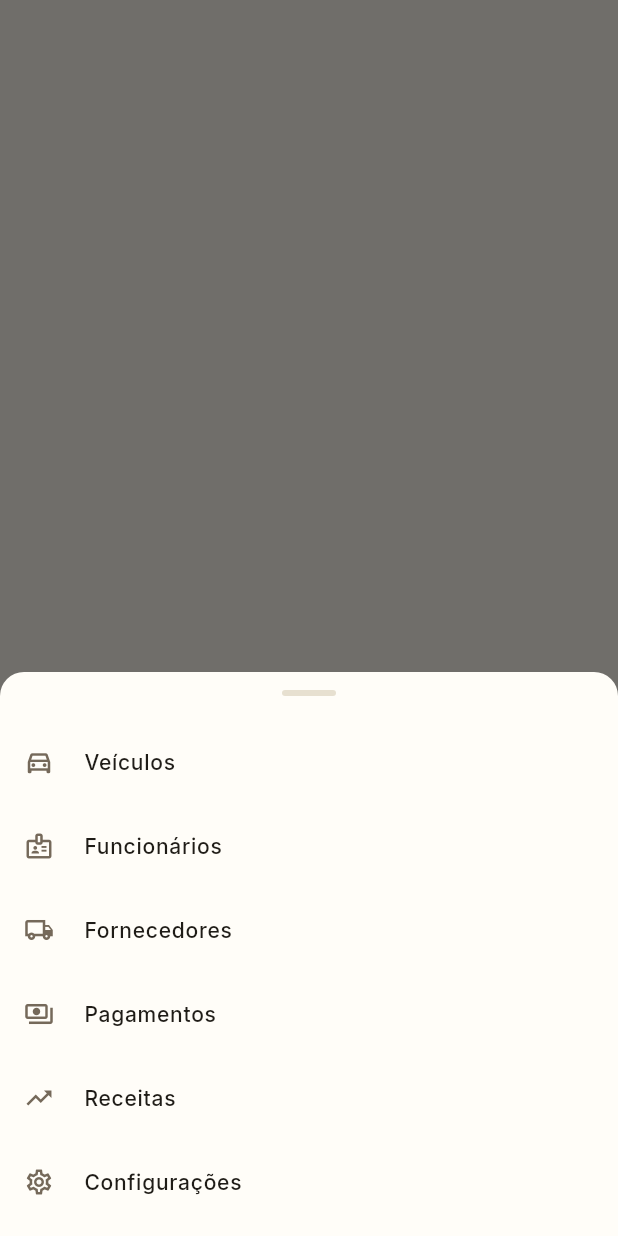
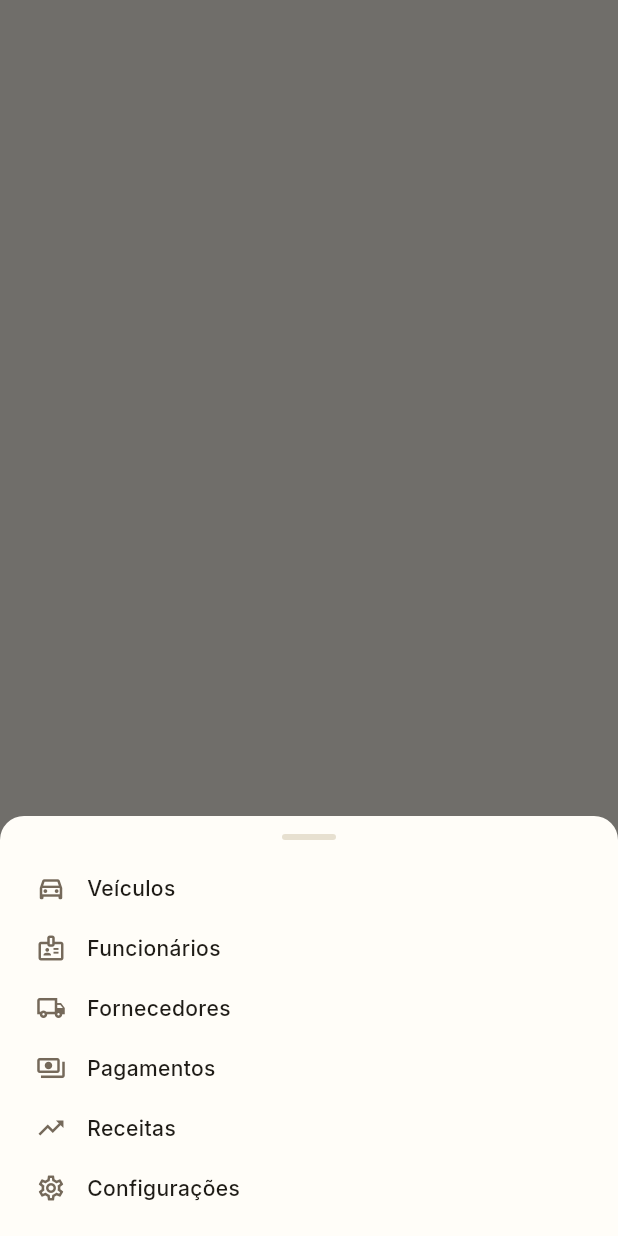
Before and after one commit to Queirozsnr/gama-app, a Flutter app: the GamaScaffold screen opened directly with empty values, item 5 of the bottom bar chosen, on a phone screen of 412 x 824 dp. Run offline on Flutter 3.47's test engine with Material 3 defaults, Android fonts, the phone set to English and light mode, and no system bars; our stand-ins replace dio, flutter_riverpod, flutter_secure_storage, freezed_annotation, go_router, google_fonts; accounts and stored records are empty.

Commit message:
feat: padronizando front do projeto

```diff
--- a/lib/shared/layout/gama_bottom_nav.dart
+++ b/lib/shared/layout/gama_bottom_nav.dart
@@ -116,44 +116,77 @@ class _MaisSheet extends StatelessWidget {
   @override
   Widget build(BuildContext context) {
     return SafeArea(
-      child: Padding(
-        padding: const EdgeInsets.fromLTRB(0, 12, 0, 8),
       child: Column(
         mainAxisSize: MainAxisSize.min,
         children: [
+          // Handle
           Container(
             width: 36, height: 4,
-              margin: const EdgeInsets.only(bottom: 16),
+            margin: const EdgeInsets.symmetric(vertical: 12),
             decoration: BoxDecoration(
               color: AppColors.line,
               borderRadius: BorderRadius.circular(2),
             ),
           ),
-            for (final item in items)
-              ListTile(
-                leading: Icon(
-                  item.icon,
-                  color: current.startsWith(item.route)
-                      ? AppColors.accent
-                      : AppColors.ink2,
-                ),
-                title: Text(
-                  item.label,
-                  style: GoogleFonts.inter(
-                    fontSize: 14,
-                    fontWeight: current.startsWith(item.route)
-                        ? FontWeight.w700
-                        : FontWeight.w500,
-                    color: current.startsWith(item.route)
-                        ? AppColors.accent
-                        : AppColors.ink,
+          Padding(
+            padding: const EdgeInsets.fromLTRB(12, 0, 12, 12),
+            child: Column(
+              children: [
+                for (final item in items) _MaisItem(item: item, current: current),
+              ],
             ),
           ),
+        ],
+      ),
+    );
+  }
+}
+
+class _MaisItem extends StatelessWidget {
+  const _MaisItem({required this.item, required this.current});
+  final _Item item;
+  final String current;
+
+  @override
+  Widget build(BuildContext context) {
+    final isActive = current.startsWith(item.route);
+    final color = isActive ? AppColors.accent : AppColors.ink2;
+    final textColor = isActive ? AppColors.accent : AppColors.ink;
+
+    return InkWell(
       onTap: () {
         Navigator.pop(context);
         context.go(item.route);
       },
+      borderRadius: BorderRadius.circular(8),
+      child: Container(
+        padding: const EdgeInsets.symmetric(horizontal: 12, vertical: 10),
+        decoration: BoxDecoration(
+          color: isActive ? AppColors.accentSoft : Colors.transparent,
+          borderRadius: BorderRadius.circular(8),
         ),
+        child: Row(
+          children: [
+            Icon(item.icon, size: 20, color: color),
+            const SizedBox(width: 14),
+            Text(
+              item.label,
+              style: GoogleFonts.inter(
+                fontSize: 14,
+                fontWeight: isActive ? FontWeight.w700 : FontWeight.w500,
+                color: textColor,
+              ),
+            ),
+            if (isActive) ...[
+              const Spacer(),
+              Container(
+                width: 6, height: 6,
+                decoration: const BoxDecoration(
+                  color: AppColors.accent,
+                  shape: BoxShape.circle,
+                ),
+              ),
+            ],
           ],
         ),
       ),
```
Lines whose indentation alone changed are shown as unchanged.
